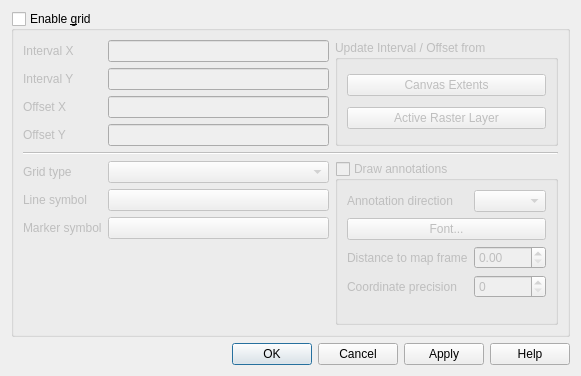
This is src/ui/qgsdecorationgriddialog.ui in kadas-albireo/kadas-albireo as Qt 5 draws it before an edit. The edited form follows.
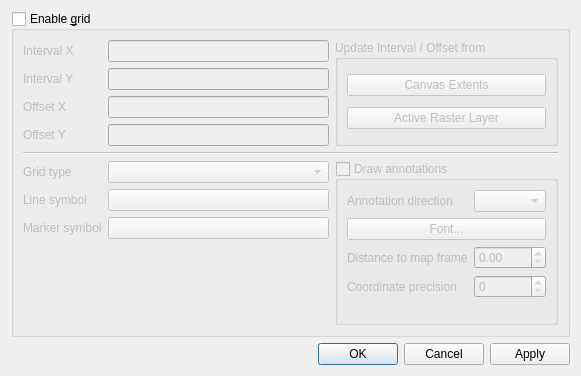
This is the edited form.

Commit message: Remove help button from grid dialog

```diff
--- a/src/ui/qgsdecorationgriddialog.ui
+++ b/src/ui/qgsdecorationgriddialog.ui
@@ -297,7 +297,7 @@
       <enum>Qt::Horizontal</enum>
      </property>
      <property name="standardButtons">
-      <set>QDialogButtonBox::Apply|QDialogButtonBox::Cancel|QDialogButtonBox::Help|QDialogButtonBox::Ok</set>
+      <set>QDialogButtonBox::Apply|QDialogButtonBox::Cancel|QDialogButtonBox::Ok</set>
      </property>
     </widget>
    </item>
```
The commit also changes 2 other files.
